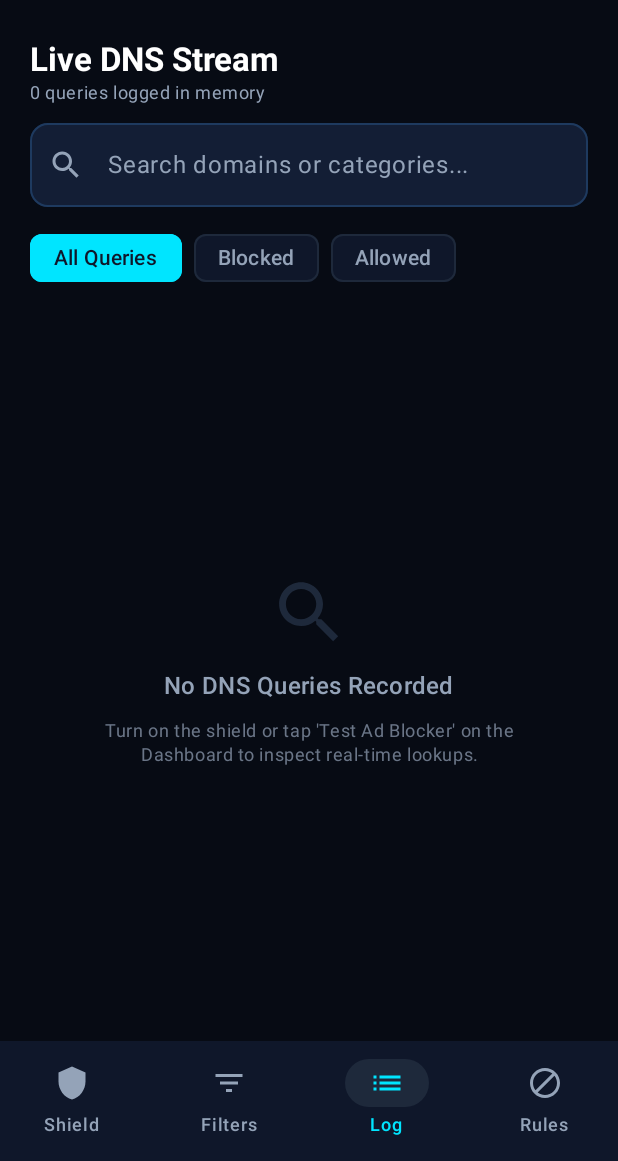
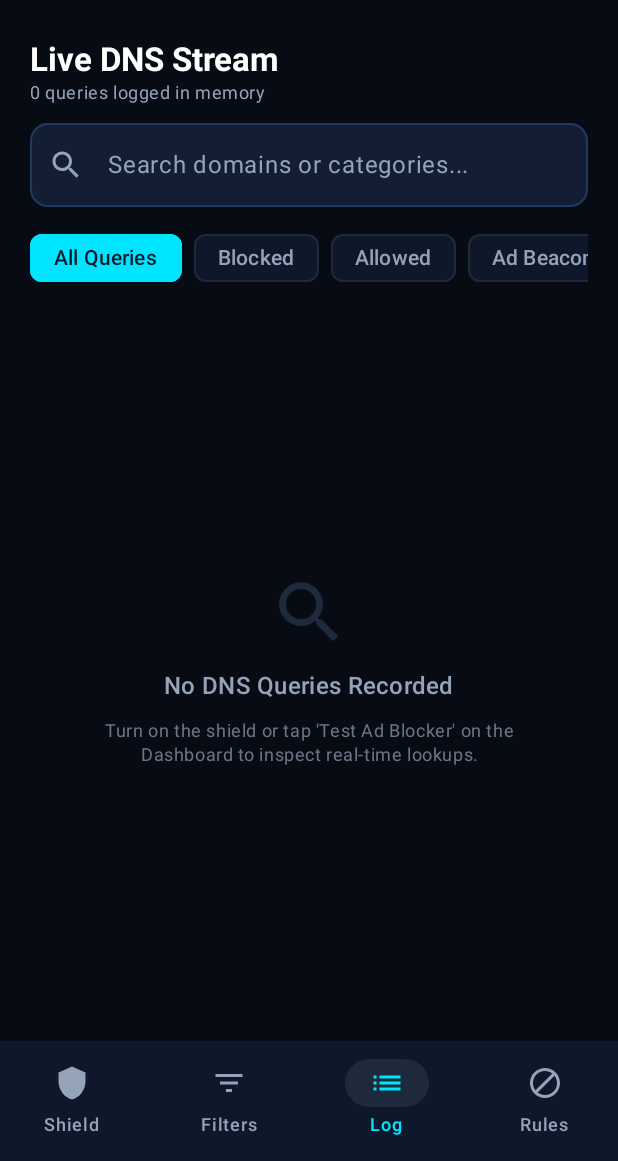
Before and after one commit to dustindavidson305-bit/adbl9cker, an Android app built with Jetpack Compose: the screen it shows after launch (MainActivity), item 3 of the bottom bar chosen, on a phone screen of 412 x 824 dp, the part 75-1236 px from its top. Run offline under Robolectric (Android 15) with nearby library versions, the phone set to English and light mode, and no system bars.

Commit message:
v1.1: Ad Beacon monitor — flag ad-network verification/telemetry calls in the log
- AdBlockRepository.classifyBeacon(): known event/verification hosts
  for UnityAds, AppLovin, Vungle, ironSource, AdMob, Chartboost,
  AdColony, Mintegral, Pangle, Tapjoy, InMobi, Fyber, Smaato,
  StartApp and Meta Audience Network (exact/subdomain match).
- DnsQueryLog gains isBeacon + beaconLabel, set at record time for
  both blocked and allowed queries — a beacon whose category is
  disabled still fires and is now visible as an allowed beacon.
- QueryLogScreen: new 'Ad Beacons' filter chip (scrollable chip row),
  amber AD BEACON pill and 'Beacon: <network>' meta on log items.
- Version bump: versionCode 2, versionName 1.1.

```diff
--- a/app/build.gradle.kts
+++ b/app/build.gradle.kts
@@ -17,8 +17,8 @@ android {
     applicationId = "com.aistudio.adblocker.shield"
     minSdk = 24
     targetSdk = 36
-    versionCode = 1
-    versionName = "1.0"
+    versionCode = 2
+    versionName = "1.1"
 
     testInstrumentationRunner = "androidx.test.runner.AndroidJUnitRunner"
   }
--- a/app/src/main/java/com/example/data/AdBlockRepository.kt
+++ b/app/src/main/java/com/example/data/AdBlockRepository.kt
@@ -262,12 +262,53 @@ object AdBlockRepository {
         return Pair(false, null)
     }
 
+    /**
+     * Known ad-network event / verification hosts. These are the endpoints
+     * apps ping when an ad is loaded, started, finished or verified — the
+     * calls that carry "watched / skipped / completed" reporting back to
+     * the network. At the DNS layer we can see THAT the call happened,
+     * when, and whether it was blocked; the payload itself travels inside
+     * HTTPS and is not visible (or forgeable) from here.
+     */
+    private val beaconHosts = listOf(
+        "unityads.unity3d.com" to "UnityAds",
+        "applovin.com" to "AppLovin",
+        "vungle.com" to "Vungle / Liftoff",
+        "ironsource.com" to "ironSource",
+        "supersonicads.com" to "ironSource",
+        "chartboost.com" to "Chartboost",
+        "admob.com" to "AdMob",
+        "googleads.g.doubleclick.net" to "AdMob / Google Ads",
+        "pagead2.googlesyndication.com" to "Google Ads",
+        "adcolony.com" to "AdColony",
+        "mintegral.com" to "Mintegral",
+        "pangle.io" to "Pangle / TikTok",
+        "tapjoy.com" to "Tapjoy",
+        "inmobi.com" to "InMobi",
+        "fyber.com" to "Fyber / DT",
+        "smaato.com" to "Smaato",
+        "startapp.com" to "StartApp",
+        "graph.facebook.com" to "Meta Audience Network"
+    )
+
+    /** Returns the ad network name if [rawDomain] is a known ad beacon host. */
+    fun classifyBeacon(rawDomain: String): String? {
+        val domain = rawDomain.lowercase(Locale.ROOT).trim().trimEnd('.')
+        for ((host, label) in beaconHosts) {
+            if (matchesDomain(domain, host)) return label
+        }
+        return null
+    }
+
     fun recordQuery(domain: String, isBlocked: Boolean, category: String?) {
+        val beaconLabel = classifyBeacon(domain)
         val newLog = DnsQueryLog(
             domain = domain,
             isBlocked = isBlocked,
             category = category,
-            timestamp = System.currentTimeMillis()
+            timestamp = System.currentTimeMillis(),
+            isBeacon = beaconLabel != null,
+            beaconLabel = beaconLabel
         )
 
         _state.update { current ->
--- a/app/src/main/java/com/example/model/DnsQueryLog.kt
+++ b/app/src/main/java/com/example/model/DnsQueryLog.kt
@@ -5,5 +5,9 @@ data class DnsQueryLog(
     val domain: String,
     val isBlocked: Boolean,
     val category: String?,
-    val timestamp: Long = System.currentTimeMillis()
+    val timestamp: Long = System.currentTimeMillis(),
+    /** True when this call goes to a known ad-network event/verification host. */
+    val isBeacon: Boolean = false,
+    /** Display name of the ad network the beacon belongs to, e.g. "UnityAds". */
+    val beaconLabel: String? = null
 )
--- a/app/src/main/java/com/example/ui/AdBlockViewModel.kt
+++ b/app/src/main/java/com/example/ui/AdBlockViewModel.kt
@@ -38,6 +38,7 @@ class AdBlockViewModel : ViewModel() {
                 LogFilterType.ALL -> true
                 LogFilterType.BLOCKED_ONLY -> log.isBlocked
                 LogFilterType.ALLOWED_ONLY -> !log.isBlocked
+                LogFilterType.BEACONS_ONLY -> log.isBeacon
             }
 
             matchesSearch && matchesType
@@ -108,5 +109,6 @@ class AdBlockViewModel : ViewModel() {
 enum class LogFilterType {
     ALL,
     BLOCKED_ONLY,
-    ALLOWED_ONLY
+    ALLOWED_ONLY,
+    BEACONS_ONLY
 }
--- a/app/src/main/java/com/example/ui/screens/QueryLogScreen.kt
+++ b/app/src/main/java/com/example/ui/screens/QueryLogScreen.kt
@@ -2,6 +2,8 @@ package com.example.ui.screens
 
 import androidx.compose.foundation.BorderStroke
 import androidx.compose.foundation.background
+import androidx.compose.foundation.horizontalScroll
+import androidx.compose.foundation.rememberScrollState
 import androidx.compose.foundation.layout.Arrangement
 import androidx.compose.foundation.layout.Box
 import androidx.compose.foundation.layout.Column
@@ -46,6 +48,7 @@ import androidx.compose.ui.unit.dp
 import androidx.compose.ui.unit.sp
 import com.example.model.DnsQueryLog
 import com.example.ui.LogFilterType
+import com.example.ui.theme.AmberPaused
 import com.example.ui.theme.CardBackground
 import com.example.ui.theme.CardBorder
 import com.example.ui.theme.CyanPrimary
@@ -144,7 +147,9 @@ fun QueryLogScreen(
 
         // Filter chips
         Row(
-            modifier = Modifier.fillMaxWidth(),
+            modifier = Modifier
+                .fillMaxWidth()
+                .horizontalScroll(rememberScrollState()),
             horizontalArrangement = Arrangement.spacedBy(8.dp)
         ) {
             FilterChip(
@@ -184,6 +189,19 @@ fun QueryLogScreen(
                     labelColor = Slate400
                 ),
                 border = BorderStroke(1.dp, if (activeFilter == LogFilterType.ALLOWED_ONLY) EmeraldShield else Slate800)
+            )
+
+            FilterChip(
+                selected = activeFilter == LogFilterType.BEACONS_ONLY,
+                onClick = { onFilterSelected(LogFilterType.BEACONS_ONLY) },
+                label = { Text("Ad Beacons") },
+                colors = FilterChipDefaults.filterChipColors(
+                    selectedContainerColor = AmberPaused,
+                    selectedLabelColor = Slate900,
+                    containerColor = Slate900,
+                    labelColor = Slate400
+                ),
+                border = BorderStroke(1.dp, if (activeFilter == LogFilterType.BEACONS_ONLY) AmberPaused else Slate800)
             )
         }
 
@@ -281,11 +299,22 @@ fun QueryLogScreen(
                                                 color = if (log.isBlocked) RedBlocked.copy(alpha = 0.8f) else CyanPrimary
                                             )
                                         }
+                                        if (log.beaconLabel != null) {
+                                            Text(
+                                                text = "• Beacon: ${log.beaconLabel}",
+                                                style = MaterialTheme.typography.labelSmall,
+                                                color = AmberPaused
+                                            )
+                                        }
                                     }
                                 }
                             }
 
                             // Action button
+                            Column(
+                                horizontalAlignment = Alignment.End,
+                                verticalArrangement = Arrangement.spacedBy(4.dp)
+                            ) {
                             if (log.isBlocked) {
                                 Surface(
                                     shape = RoundedCornerShape(6.dp),
@@ -313,6 +342,21 @@ fun QueryLogScreen(
                                     )
                                 }
                             }
+                            if (log.isBeacon) {
+                                Surface(
+                                    shape = RoundedCornerShape(6.dp),
+                                    color = AmberPaused.copy(alpha = 0.15f),
+                                    border = BorderStroke(1.dp, AmberPaused.copy(alpha = 0.4f))
+                                ) {
+                                    Text(
+                                        text = "AD BEACON",
+                                        style = MaterialTheme.typography.labelSmall.copy(fontWeight = FontWeight.Bold),
+                                        color = AmberPaused,
+                                        modifier = Modifier.padding(horizontal = 8.dp, vertical = 4.dp)
+                                    )
+                                }
+                            }
+                            }
                         }
                     }
                 }
```
Also changed, not shown: 1 other file.
